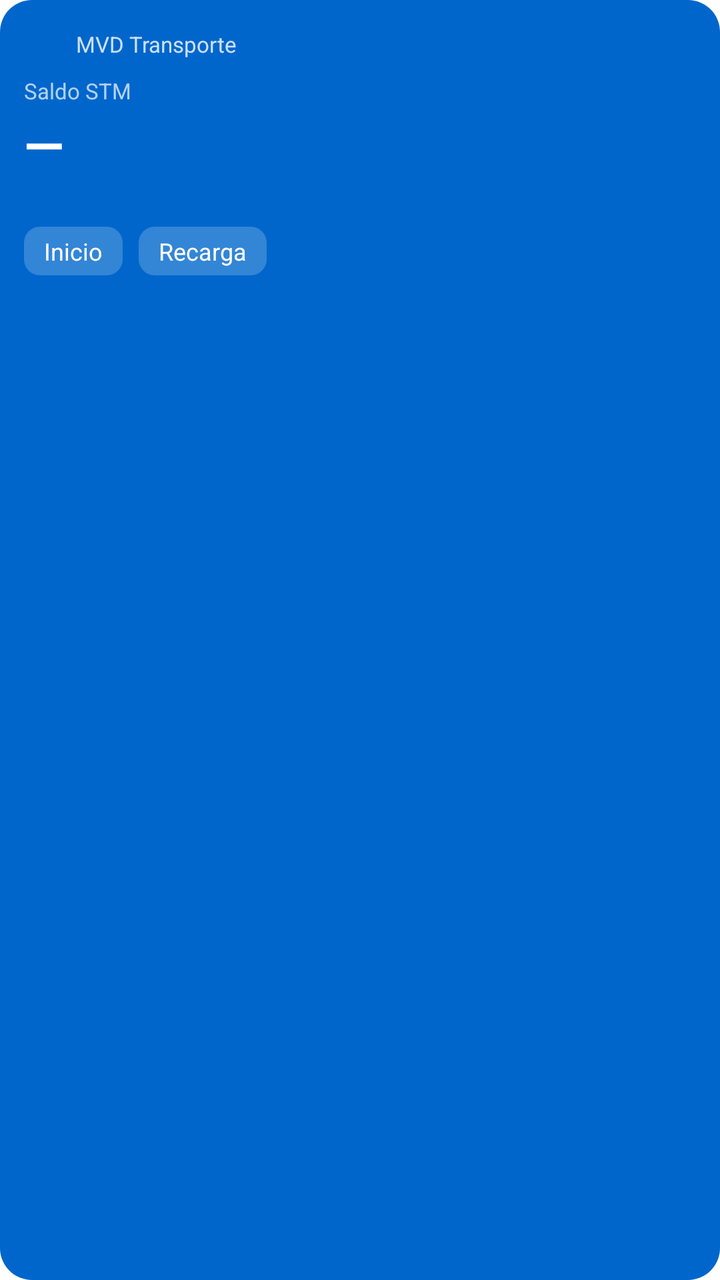
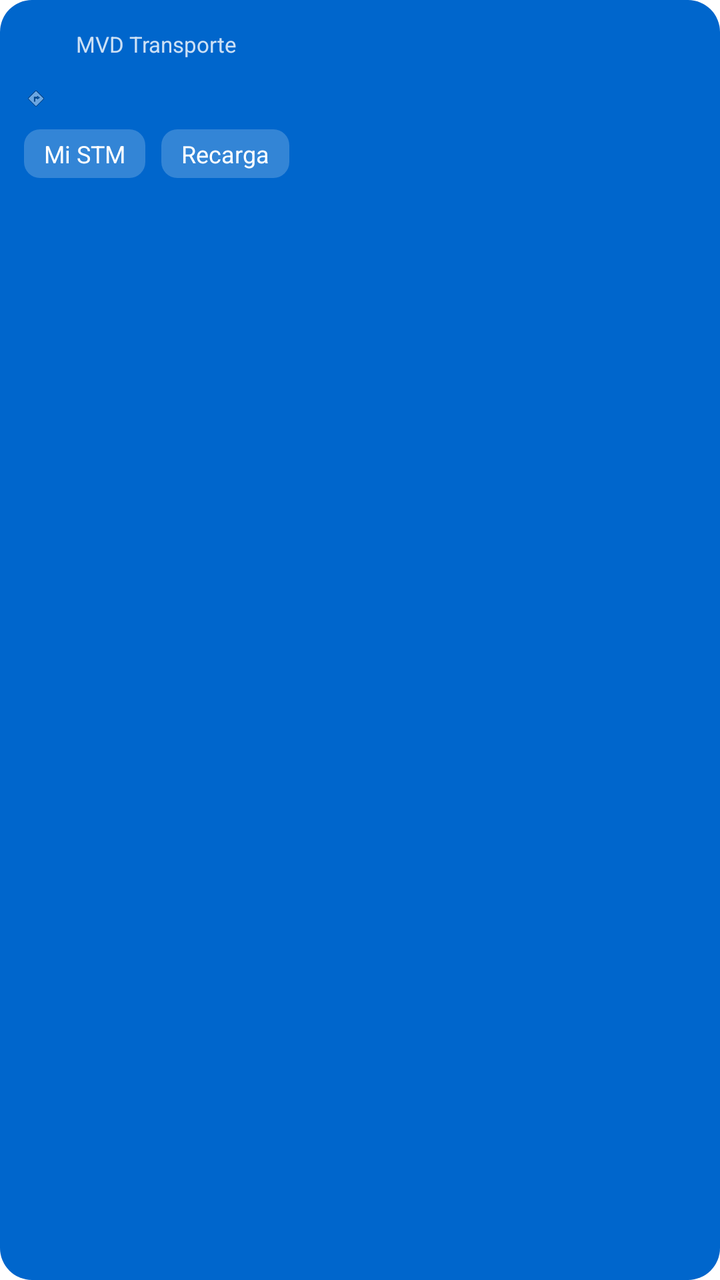

Screens rendered from an Android XML layout before and after an edit, with the pre-edit source and the edit as a unified diff.
<!-- AndroidManifest.xml: fallback theme Theme.MaterialComponents.DayNight.NoActionBar -->
<!-- res/layout/mvd_transporte_widget.xml -->
<?xml version="1.0" encoding="utf-8"?>
<LinearLayout xmlns:android="http://schemas.android.com/apk/res/android"
    android:layout_width="match_parent"
    android:layout_height="match_parent"
    android:orientation="vertical"
    android:background="@drawable/widget_background"
    android:padding="12dp">

    
    <LinearLayout
        android:layout_width="match_parent"
        android:layout_height="wrap_content"
        android:orientation="horizontal"
        android:gravity="center_vertical">

        <ImageView
            android:layout_width="20dp"
            android:layout_height="20dp"
            android:src="@mipmap/ic_launcher"
            android:contentDescription="MVD Transporte" />

        <TextView
            android:layout_width="wrap_content"
            android:layout_height="wrap_content"
            android:layout_marginStart="6dp"
            android:text="MVD Transporte"
            android:textColor="#FFFFFFFF"
            android:textSize="11sp"
            android:alpha="0.8" />

    </LinearLayout>

    
    <TextView
        android:layout_width="wrap_content"
        android:layout_height="wrap_content"
        android:layout_marginTop="6dp"
        android:text="Saldo STM"
        android:textColor="#FFFFFFFF"
        android:textSize="11sp"
        android:alpha="0.7" />

    
    <TextView
        android:id="@+id/widget_balance"
        android:layout_width="wrap_content"
        android:layout_height="wrap_content"
        android:text="—"
        android:textColor="#FFFFFFFF"
        android:textSize="26sp"
        android:textStyle="bold"
        android:layout_marginTop="2dp" />

    
    <TextView
        android:id="@+id/widget_updated"
        android:layout_width="wrap_content"
        android:layout_height="wrap_content"
        android:text=""
        android:textColor="#FFFFFFFF"
        android:textSize="10sp"
        android:alpha="0.6"
        android:layout_marginTop="2dp" />

    
    <LinearLayout
        android:id="@+id/widget_route_section"
        android:layout_width="match_parent"
        android:layout_height="wrap_content"
        android:orientation="horizontal"
        android:layout_marginTop="6dp"
        android:gravity="center_vertical"
        android:visibility="gone">

        <ImageView
            android:layout_width="12dp"
            android:layout_height="12dp"
            android:src="@android:drawable/ic_menu_directions"
            android:alpha="0.7" />

        <TextView
            android:id="@+id/widget_route_text"
            android:layout_width="0dp"
            android:layout_height="wrap_content"
            android:layout_weight="1"
            android:layout_marginStart="4dp"
            android:text=""
            android:textColor="#FFFFFFFF"
            android:textSize="11sp"
            android:alpha="0.9"
            android:maxLines="1"
            android:ellipsize="end" />

    </LinearLayout>

    
    <LinearLayout
        android:layout_width="match_parent"
        android:layout_height="wrap_content"
        android:orientation="horizontal"
        android:layout_marginTop="8dp"
        android:gravity="start">

        <TextView
            android:id="@+id/widget_btn_inicio"
            android:layout_width="wrap_content"
            android:layout_height="wrap_content"
            android:text="Inicio"
            android:textColor="#FFFFFFFF"
            android:textSize="12sp"
            android:background="@drawable/widget_button_bg"
            android:paddingStart="10dp"
            android:paddingEnd="10dp"
            android:paddingTop="4dp"
            android:paddingBottom="4dp" />

        <TextView
            android:id="@+id/widget_btn_recarga"
            android:layout_width="wrap_content"
            android:layout_height="wrap_content"
            android:layout_marginStart="8dp"
            android:text="Recarga"
            android:textColor="#FFFFFFFF"
            android:textSize="12sp"
            android:background="@drawable/widget_button_bg"
            android:paddingStart="10dp"
            android:paddingEnd="10dp"
            android:paddingTop="4dp"
            android:paddingBottom="4dp" />

    </LinearLayout>

</LinearLayout>
<!-- resources referenced by this layout -->
<resources>
  <!-- drawable widget_background (drawable) -->
  <?xml version="1.0" encoding="utf-8"?>
  <shape xmlns:android="http://schemas.android.com/apk/res/android"
      android:shape="rectangle">
      <solid android:color="#FF0066CC" />
      <corners android:radius="16dp" />
  </shape>
  <!-- drawable widget_button_bg (drawable) -->
  <?xml version="1.0" encoding="utf-8"?>
  <shape xmlns:android="http://schemas.android.com/apk/res/android"
      android:shape="rectangle">
      <solid android:color="#33FFFFFF" />
      <corners android:radius="8dp" />
  </shape>
  <!-- mipmap ic_launcher (mipmap-anydpi-v26) -->
  <?xml version="1.0" encoding="utf-8"?>
  <adaptive-icon xmlns:android="http://schemas.android.com/apk/res/android">
    <background android:drawable="@color/ic_launcher_background"/>
    <foreground android:drawable="@drawable/ic_launcher_foreground"/>
  </adaptive-icon>
  <color name="ic_launcher_background">#0066CC</color>
  <!-- drawable ic_launcher_foreground: png bitmap (drawable-hdpi, 22010 bytes) -->
</resources>

<!-- the commit's change to res/layout/mvd_transporte_widget.xml (unified diff, before → after) -->
@@ -31,46 +31,13 @@
     </LinearLayout>
 
     
-    <TextView
-        android:layout_width="wrap_content"
-        android:layout_height="wrap_content"
-        android:layout_marginTop="6dp"
-        android:text="Saldo STM"
-        android:textColor="#FFFFFFFF"
-        android:textSize="11sp"
-        android:alpha="0.7" />
-
-    
-    <TextView
-        android:id="@+id/widget_balance"
-        android:layout_width="wrap_content"
-        android:layout_height="wrap_content"
-        android:text="—"
-        android:textColor="#FFFFFFFF"
-        android:textSize="26sp"
-        android:textStyle="bold"
-        android:layout_marginTop="2dp" />
-
-    
-    <TextView
-        android:id="@+id/widget_updated"
-        android:layout_width="wrap_content"
-        android:layout_height="wrap_content"
-        android:text=""
-        android:textColor="#FFFFFFFF"
-        android:textSize="10sp"
-        android:alpha="0.6"
-        android:layout_marginTop="2dp" />
-
-    
     <LinearLayout
         android:id="@+id/widget_route_section"
         android:layout_width="match_parent"
         android:layout_height="wrap_content"
         android:orientation="horizontal"
-        android:layout_marginTop="6dp"
-        android:gravity="center_vertical"
-        android:visibility="gone">
+        android:layout_marginTop="10dp"
+        android:gravity="center_vertical">
 
         <ImageView
             android:layout_width="12dp"
@@ -102,10 +69,10 @@
         android:gravity="start">
 
         <TextView
-            android:id="@+id/widget_btn_inicio"
+            android:id="@+id/widget_btn_mistm"
             android:layout_width="wrap_content"
             android:layout_height="wrap_content"
-            android:text="Inicio"
+            android:text="Mi STM"
             android:textColor="#FFFFFFFF"
             android:textSize="12sp"
             android:background="@drawable/widget_button_bg"
